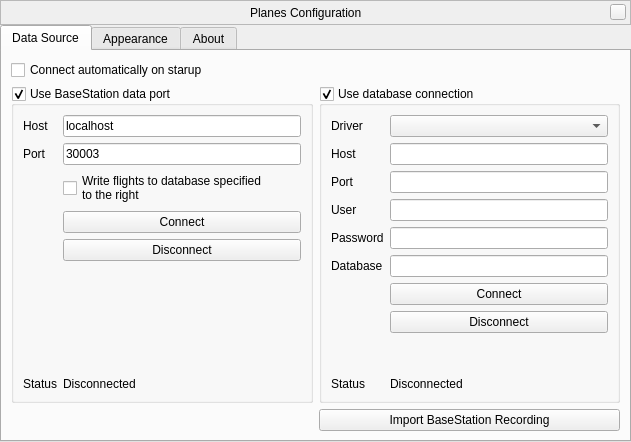
This is plugins/Planes/src/gui/PlanesDialog.ui in Stellarium/stellarium as Qt 5 draws it before an edit. The edited form follows.
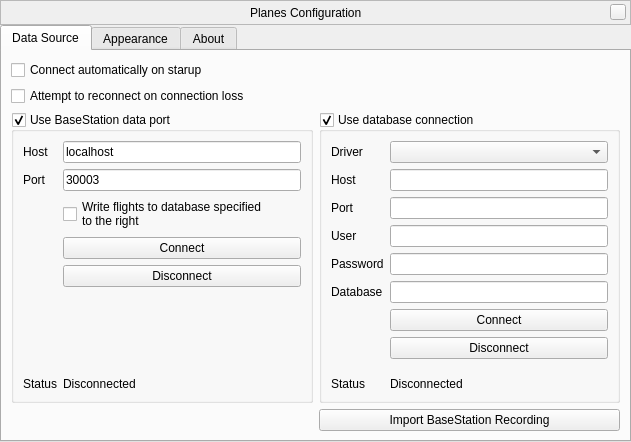
This is the edited form. Custom widgets are drawn as their Qt base class.

Commit message: Attempt to reconnect on connection loss setting

Diff of the .ui file:
```diff
--- a/plugins/Planes/src/gui/PlanesDialog.ui
+++ b/plugins/Planes/src/gui/PlanesDialog.ui
@@ -133,7 +133,7 @@
        <string>Data Source</string>
       </attribute>
       <layout class="QGridLayout" name="gridLayout">
-       <item row="1" column="0" rowspan="3">
+       <item row="2" column="0" rowspan="3">
         <widget class="QGroupBox" name="BSGroup">
          <property name="enabled">
           <bool>true</bool>
@@ -185,21 +185,21 @@
             </property>
            </widget>
           </item>
-          <item row="3" column="1">
+          <item row="4" column="1">
            <widget class="QPushButton" name="bsConnectButton">
             <property name="text">
              <string>Connect</string>
             </property>
            </widget>
           </item>
-          <item row="4" column="1">
+          <item row="5" column="1">
            <widget class="QPushButton" name="bsDisconnectButton">
             <property name="text">
              <string>Disconnect</string>
             </property>
            </widget>
           </item>
-          <item row="5" column="1">
+          <item row="6" column="1">
            <spacer name="verticalSpacer_5">
             <property name="orientation">
              <enum>Qt::Vertical</enum>
@@ -212,21 +212,21 @@
             </property>
            </spacer>
           </item>
-          <item row="6" column="0">
+          <item row="7" column="0">
            <widget class="QLabel" name="label_17">
             <property name="text">
              <string>Status</string>
             </property>
            </widget>
           </item>
-          <item row="6" column="1">
+          <item row="7" column="1">
            <widget class="QLabel" name="bsStatus">
             <property name="text">
              <string>Disconnected</string>
             </property>
            </widget>
           </item>
-          <item row="2" column="1">
+          <item row="3" column="1">
            <widget class="QCheckBox" name="useBSDB">
             <property name="text">
              <string>Write flights to database specified
@@ -237,14 +237,7 @@
          </layout>
         </widget>
        </item>
-       <item row="4" column="1">
-        <widget class="QPushButton" name="importFileButton">
-         <property name="text">
-          <string>Import BaseStation Recording</string>
-         </property>
-        </widget>
-       </item>
-       <item row="1" column="1" rowspan="3">
+       <item row="2" column="1" rowspan="3">
         <widget class="QGroupBox" name="databaseGroup">
          <property name="enabled">
           <bool>true</bool>
@@ -392,6 +385,13 @@
          </layout>
         </widget>
        </item>
+       <item row="5" column="1">
+        <widget class="QPushButton" name="importFileButton">
+         <property name="text">
+          <string>Import BaseStation Recording</string>
+         </property>
+        </widget>
+       </item>
        <item row="0" column="0" colspan="2">
         <widget class="QCheckBox" name="connectOnStartup">
          <property name="text">
@@ -399,6 +399,13 @@
          </property>
         </widget>
        </item>
+       <item row="1" column="0">
+        <widget class="QCheckBox" name="reconnectOnConnectionLoss">
+         <property name="text">
+          <string>Attempt to reconnect on connection loss</string>
+         </property>
+        </widget>
+       </item>
       </layout>
      </widget>
      <widget class="QWidget" name="tab_2">
```
The commit also changes 6 other files.
